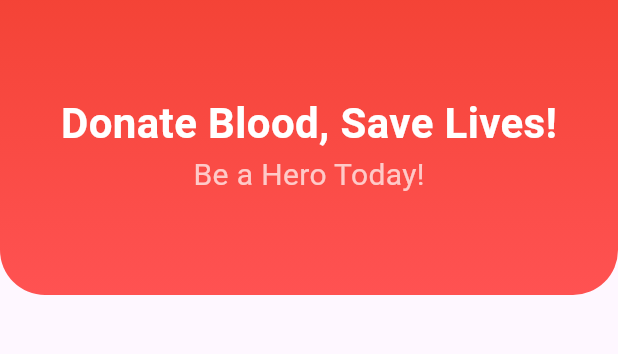
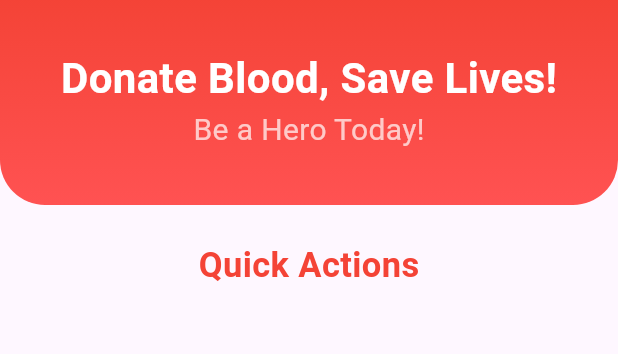
Before and after one commit to riazulrocky/NUB-Blood-Donation-App-Flutter, a Flutter app: the screen it shows after launch, on a phone screen of 412 x 824 dp, the part 89-443 px from its top. Run offline on Flutter 3.47's test engine with Material 3 defaults, Android fonts, the phone set to English and light mode, and no system bars.

Commit message:
Quick Actions

```diff
--- a/lib/home.dart
+++ b/lib/home.dart
@@ -27,7 +27,7 @@ class _HomeState extends State<Home> {
             children: [
               Container(
                 width: double.infinity,
-                height: 200,
+                height: 140,
                 decoration: BoxDecoration(
                   gradient: LinearGradient(
                     colors: [Colors.red, Colors.redAccent],
@@ -60,6 +60,31 @@ class _HomeState extends State<Home> {
                   ),
                 ),
               ),
+              SizedBox(
+                height: 24,
+              ),
+              Column(
+                children: [
+                  Text(
+                    "Quick Actions",
+                    style: TextStyle(
+                        fontSize: 23,
+                        fontWeight: FontWeight.bold,
+                        color: Colors.red),
+                  ),
+                  SizedBox(
+                    height: 16,
+                  ),
+                  Row(
+                    mainAxisAlignment: MainAxisAlignment.center,
+                    children: [
+                      SizedBox(
+                        width: 16,
+                      ),
+                    ],
+                  )
+                ],
+              )
             ],
           ),
         ),
```
